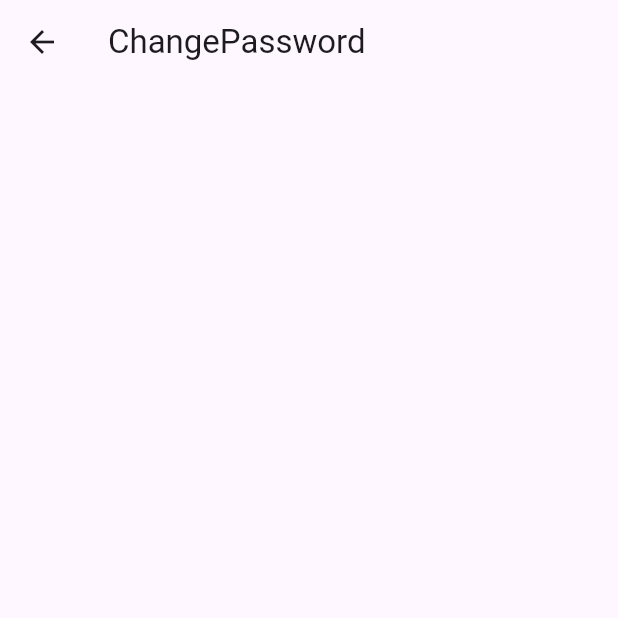
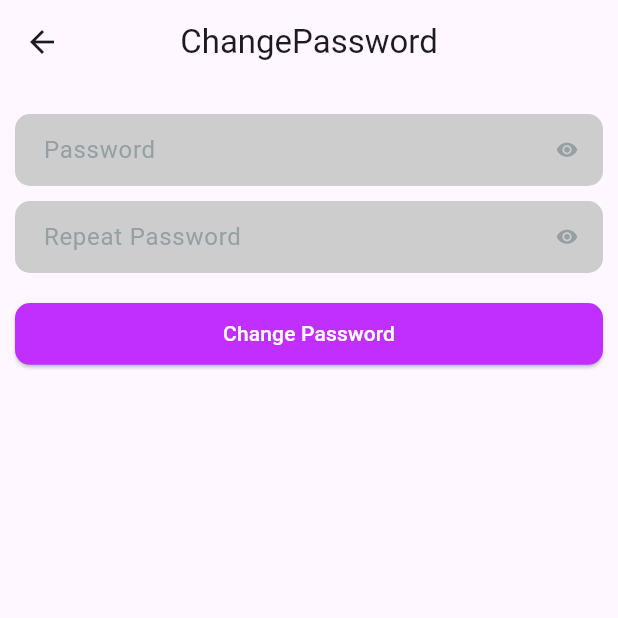
Before and after one commit to lypsisrudiansyah/flutter_lypsisbook, a Flutter app: the ChangePasswordView screen opened directly, on a phone screen of 412 x 824 dp, the top half of it. Run offline on Flutter 3.47's test engine with Material 2 defaults, Android fonts, the phone set to English and light mode, and no system bars; our stand-ins replace carousel_slider, flutter_animate, google_fonts; network calls fail.

```diff
--- a/lib/module/change_password/view/change_password_view.dart
+++ b/lib/module/change_password/view/change_password_view.dart
@@ -1,7 +1,5 @@
-
 import 'package:flutter/material.dart';
 import 'package:flutter_lypsisbook/core.dart';
-import '../controller/change_password_controller.dart';
 
 class ChangePasswordView extends StatefulWidget {
   const ChangePasswordView({Key? key}) : super(key: key);
@@ -13,12 +11,32 @@ class ChangePasswordView extends StatefulWidget {
       appBar: AppBar(
         title: const Text("ChangePassword"),
         actions: const [],
+        centerTitle: true,
       ),
       body: SingleChildScrollView(
         child: Container(
           padding: const EdgeInsets.all(10.0),
           child: Column(
-            children: const [],
+            children: [
+              const SizedBox(height: 10.0),
+              RPasswordField(
+                hintText: 'Password',
+                hintColor: secondaryColor,
+                onChanged: (value) {},
+                showPasswordToggle: true,
+                onTogglePasswordVisibility: (value) => print('show password: $value'),
+              ),
+              const SizedBox(height: 10.0),
+              RPasswordField(
+                hintText: 'Repeat Password',
+                hintColor: secondaryColor,
+                onChanged: (value) {},
+                showPasswordToggle: true,
+                onTogglePasswordVisibility: (value) => print('show password: $value'),
+              ),
+              const SizedBox(height: 20.0),
+              LypsisButtonFW(text: "Change Password", onPressed: () {}),
+            ],
           ),
         ),
       ),
--- a/lib/shared/widget/lypsis_button_fw.dart
+++ b/lib/shared/widget/lypsis_button_fw.dart
@@ -24,7 +24,7 @@ class LypsisButtonFW extends StatelessWidget {
           backgroundColor: (color ?? primaryColor),
           shape: const RoundedRectangleBorder(
             borderRadius: BorderRadius.all(
-              Radius.circular(5.0),
+              Radius.circular(10.0),
             ),
           ),
           // textStyle: TextStyle(color: textColor ?? Colors.white),
```
Lines whose indentation alone changed are shown as unchanged.
